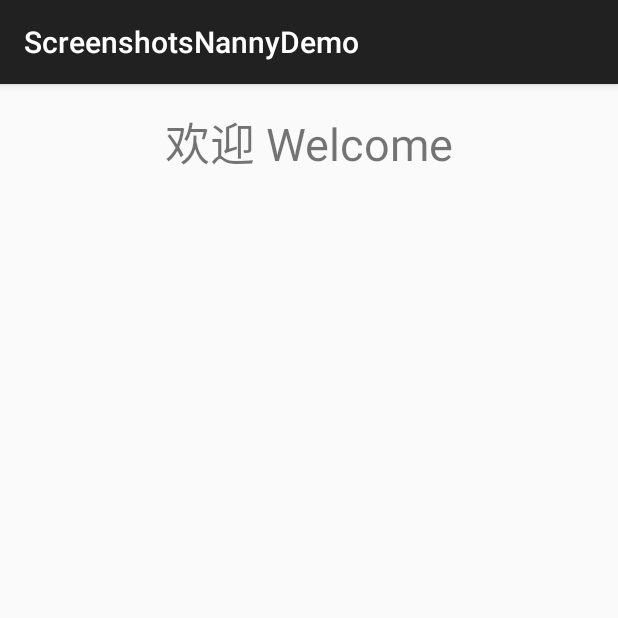
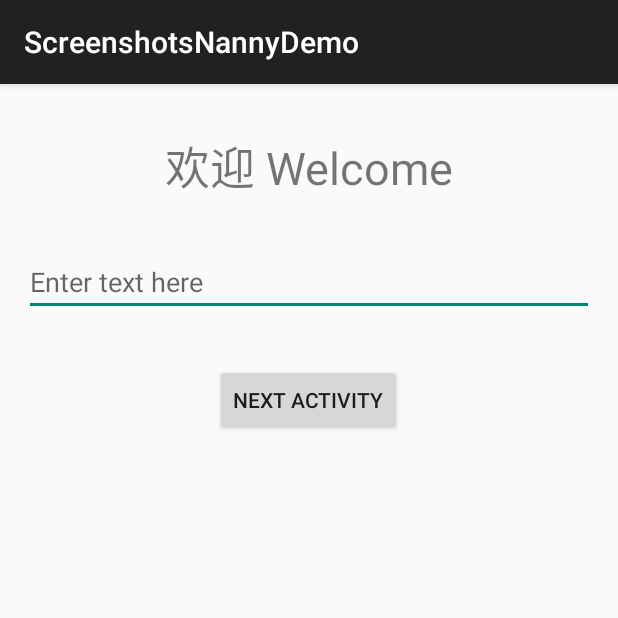
Before and after one commit to thyrlian/ScreenshotsNanny, an Android app: the screen it shows after launch (MainActivity), on a phone screen of 412 x 824 dp, the top half of it. Run offline under Robolectric (Android 15) with nearby library versions, the phone set to English and light mode, and no system bars.

Commit message:
Change layout of main activity

```diff
--- a/demo/src/main/res/layout/activity_main.xml
+++ b/demo/src/main/res/layout/activity_main.xml
@@ -1,4 +1,4 @@
-<RelativeLayout xmlns:android="http://schemas.android.com/apk/res/android"
+<LinearLayout xmlns:android="http://schemas.android.com/apk/res/android"
     xmlns:tools="http://schemas.android.com/tools"
     android:layout_width="match_parent"
     android:layout_height="match_parent"
@@ -6,13 +6,31 @@
     android:paddingLeft="@dimen/activity_horizontal_margin"
     android:paddingRight="@dimen/activity_horizontal_margin"
     android:paddingTop="@dimen/activity_vertical_margin"
+    android:orientation="vertical"
     tools:context=".MainActivity">
 
     <TextView
         android:layout_width="match_parent"
         android:layout_height="wrap_content"
+        android:layout_marginBottom="@dimen/activity_vertical_margin"
+        android:layout_marginTop="@dimen/activity_vertical_margin"
         android:gravity="center_horizontal"
-        android:textSize="30dp"
+        android:textSize="30sp"
         android:text="@string/welcome" />
 
-</RelativeLayout>
+    <EditText
+        android:layout_width="match_parent"
+        android:layout_height="wrap_content"
+        android:layout_marginBottom="@dimen/activity_vertical_margin"
+        android:layout_marginTop="@dimen/activity_vertical_margin"
+        android:hint="@string/type_hint" />
+
+    <Button
+        android:layout_width="wrap_content"
+        android:layout_height="wrap_content"
+        android:layout_marginBottom="@dimen/activity_vertical_margin"
+        android:layout_marginTop="@dimen/activity_vertical_margin"
+        android:layout_gravity="center_horizontal"
+        android:text="@string/next"/>
+
+</LinearLayout>
--- a/demo/src/main/res/values/strings.xml
+++ b/demo/src/main/res/values/strings.xml
@@ -2,4 +2,6 @@
     <string name="app_name">ScreenshotsNannyDemo</string>
 
     <string name="welcome">欢迎 Welcome</string>
+    <string name="next">Next Activity</string>
+    <string name="type_hint">Enter text here</string>
 </resources>
```
